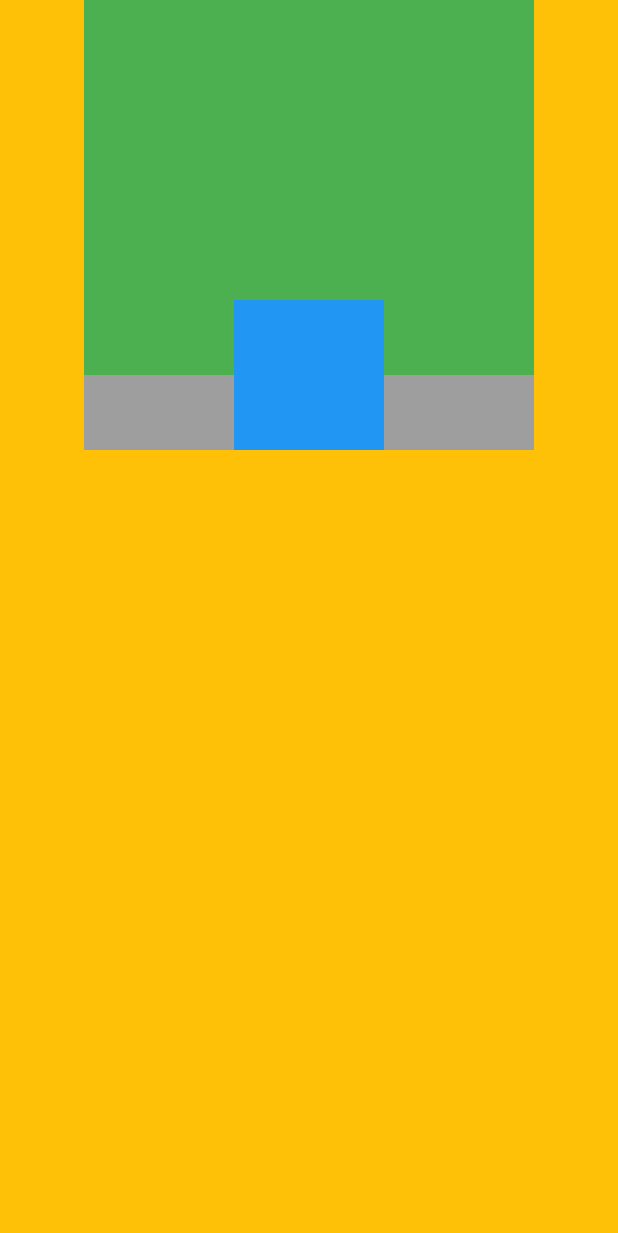
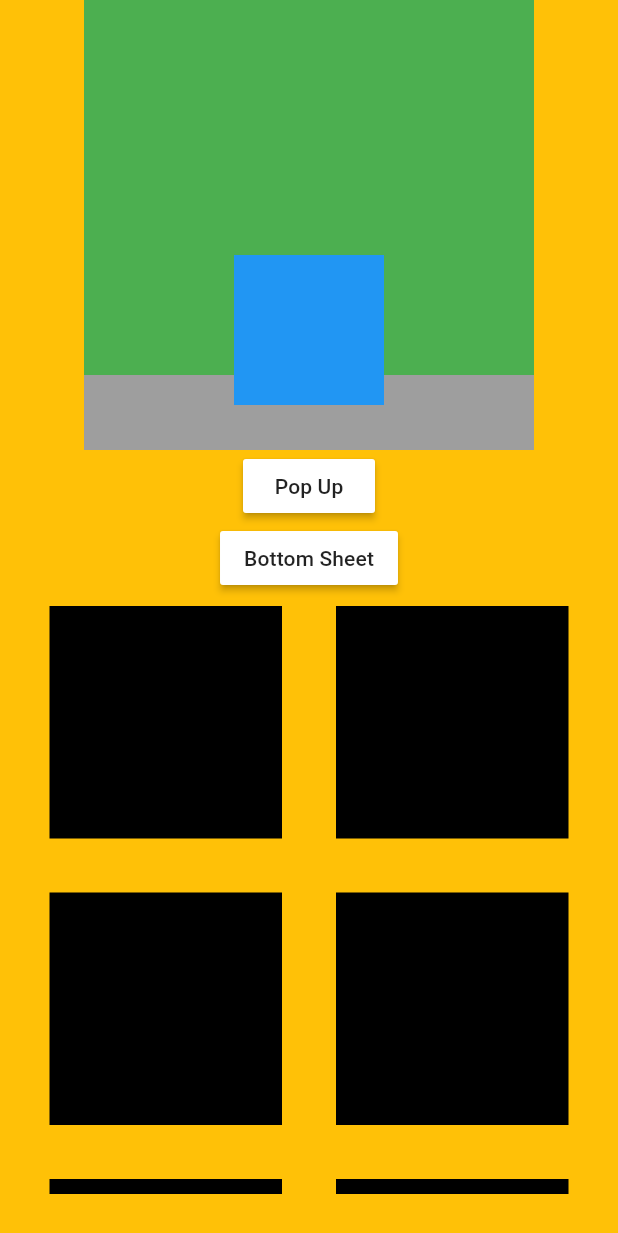
Before and after one commit to Numanshakir/batch4, a Flutter app: the screen it shows after launch, on a phone screen of 412 x 824 dp. Shown: the top 1233 px of the screen. Run offline on Flutter 3.47's test engine with Material 3 defaults, Android fonts, the light colour scheme and no system bars.

Commit message:
grid view

```diff
--- a/lib/App/Splash/View/layout_design.dart
+++ b/lib/App/Splash/View/layout_design.dart
@@ -46,7 +46,7 @@ class _LayoutDesignState extends State<LayoutDesign> {
                         ),
                       ),
                       Padding(
-                        padding: const EdgeInsets.only(bottom: 0),
+                        padding: const EdgeInsets.only(bottom: 30),
                         child: Align(
                           alignment: Alignment.bottomCenter,
                           child: Container(
@@ -59,24 +59,86 @@ class _LayoutDesignState extends State<LayoutDesign> {
                     ],
                   ),
                 ),
-                // SizedBox(
-                //   height: 200,
-                //   child: ListView.builder(
-                //       // shrinkWrap: true,
-                //       scrollDirection: Axis.horizontal,
-                //       // physics: NeverScrollableScrollPhysics(),
-                //       itemCount: 6,
-                //       itemBuilder: (context, index) {
-                //         return Padding(
-                //           padding: const EdgeInsets.all(8.0),
-                //           child: Container(
-                //             height: 100,
-                //             width: 100,
-                //             color: Colors.black,
-                //           ),
-                //         );
-                //       }),
-                // ),
+                MaterialButton(
+                  color: Colors.white,
+                  onPressed: () {
+                    showDialog(
+                        barrierDismissible: true,
+                        context: context,
+                        barrierColor: Colors.amber,
+                        builder: (context) {
+                          return Dialog(
+                            child: Container(
+                              height: 300,
+                              width: 300,
+                              decoration: BoxDecoration(
+                                  color: Colors.white,
+                                  borderRadius: BorderRadius.circular(20)),
+                            ),
+                          );
+                        });
+                  },
+                  child: Text("Pop Up"),
+                ),
+                MaterialButton(
+                  color: Colors.white,
+                  onPressed: () {
+                    showModalBottomSheet(
+                        context: context,
+                        builder: (context) {
+                          return Container(
+                            height: MediaQuery.of(context).size.height / 2,
+                            width: MediaQuery.of(context).size.width,
+                            decoration: BoxDecoration(
+                                color: Colors.white,
+                                borderRadius: BorderRadius.circular(20)),
+                          );
+                        });
+                  },
+                  child: Text("Bottom Sheet"),
+                ),
+                SizedBox(
+                  height: 400,
+                  child: GridView.builder(
+                      gridDelegate: SliverGridDelegateWithFixedCrossAxisCount(
+                          childAspectRatio: 1,
+                          // mainAxisExtent: 150,
+                          crossAxisSpacing: 20,
+                          mainAxisSpacing: 20,
+                          crossAxisCount: 2),
+                      itemCount: 6,
+                      itemBuilder: (context, index) {
+                        return Padding(
+                          padding: const EdgeInsets.all(8.0),
+                          child: Container(
+                            height: 100,
+                            width: 100,
+                            color: Colors.black,
+                          ),
+                        );
+                      }),
+
+                  // GridView.count(
+                  //     crossAxisCount: 2,
+                  //     children: [
+                  //       1,
+                  //       2,
+                  //       3,
+                  //       4,
+                  //       5,
+                  //       6,
+                  //       7,
+                  //       8,
+                  //     ].map((item) {
+                  //       return Padding(
+                  //         padding: const EdgeInsets.all(8.0),
+                  //         child: Container(
+                  //           color: Colors.red,
+                  //           child: Center(child: Text(item.toString())),
+                  //         ),
+                  //       );
+                  //     }).toList())
+                ),
               ],
             ),
           ),
```
